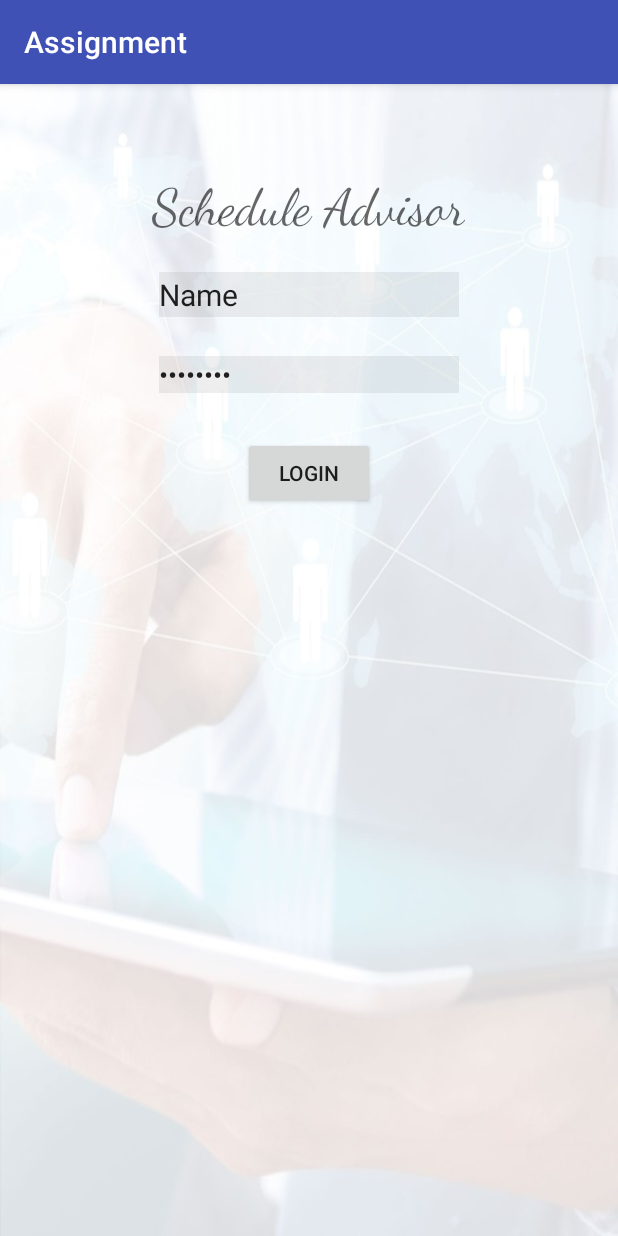
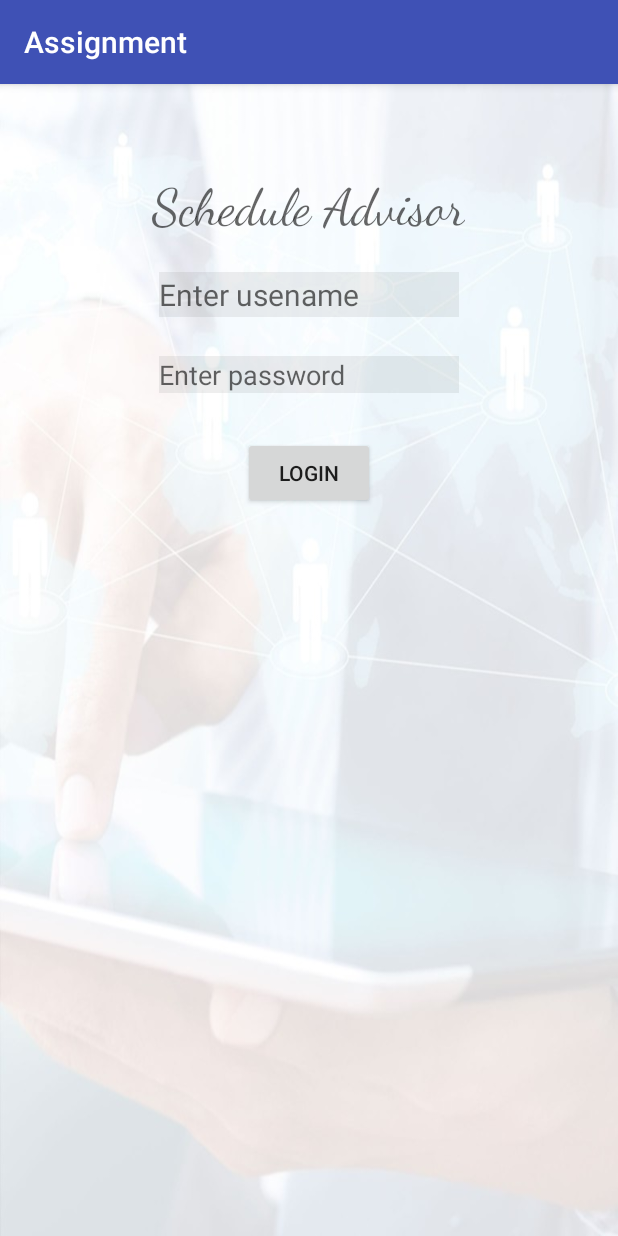
Before and after one commit to creig-with-an-E/Android_OneZeroOne, an Android app: the screen it shows after launch (MainActivity), on a phone screen of 412 x 824 dp. Run offline under Robolectric (Android 15) with nearby library versions, the phone set to English and light mode, and no system bars.

Commit message:
creating the hints for username and password. setting them in the values/strings.xml.

```diff
--- a/app/src/main/java/com/example/fortunephiri/assignment/MainActivity.java
+++ b/app/src/main/java/com/example/fortunephiri/assignment/MainActivity.java
@@ -2,6 +2,8 @@ package com.example.fortunephiri.assignment;
 
 import android.support.v7.app.AppCompatActivity;
 import android.os.Bundle;
+import android.view.View;
+import android.widget.TextView;
 
 public class MainActivity extends AppCompatActivity {
 
@@ -9,5 +11,7 @@ public class MainActivity extends AppCompatActivity {
     protected void onCreate(Bundle savedInstanceState) {
         super.onCreate(savedInstanceState);
         setContentView(R.layout.activity_main);
+
+
     }
 }
--- a/app/src/main/res/layout/activity_main.xml
+++ b/app/src/main/res/layout/activity_main.xml
@@ -11,7 +11,7 @@
         android:id="@+id/textView"
         android:layout_width="wrap_content"
         android:layout_height="wrap_content"
-        android:layout_above="@+id/editText"
+        android:layout_above="@+id/usernameTv"
         android:layout_centerHorizontal="true"
         android:layout_marginBottom="-103dp"
         android:text="Schedule Advisor"
@@ -20,7 +20,7 @@
         app:fontFamily="cursive" />
 
     <EditText
-        android:id="@+id/editText"
+        android:id="@+id/usernameTv"
         android:layout_width="200dp"
         android:layout_height="30dp"
         android:layout_alignParentTop="true"
@@ -28,12 +28,12 @@
         android:layout_marginTop="125dp"
         android:background="#11000000"
         android:ems="10"
+        android:hint="@string/usernameHint"
         android:inputType="textPersonName"
-        android:text="Name"
         android:textSize="20dp" />
 
     <EditText
-        android:id="@+id/editText2"
+        android:id="@+id/passwordTV"
         android:layout_width="200dp"
         android:layout_height="wrap_content"
         android:layout_alignParentTop="true"
@@ -41,8 +41,8 @@
         android:layout_marginTop="181dp"
         android:background="#11000000"
         android:ems="10"
-        android:inputType="textPassword"
-        android:text="Password" />
+        android:hint="@string/passwordHint"
+        android:inputType="textPassword" />
 
     <Button
         android:id="@+id/button"
--- a/app/src/main/res/values/strings.xml
+++ b/app/src/main/res/values/strings.xml
@@ -1,3 +1,5 @@
 <resources>
     <string name="app_name">Assignment</string>
+    <string name="usernameHint">Enter usename</string>
+    <string name="passwordHint">Enter password</string>
 </resources>
```
